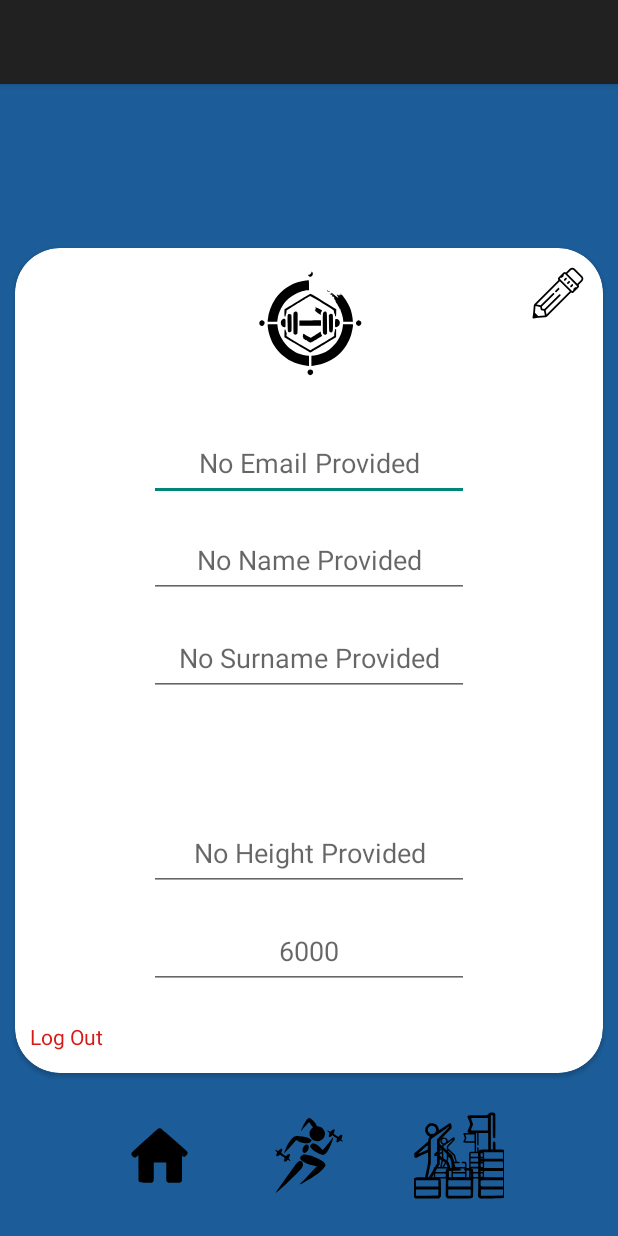
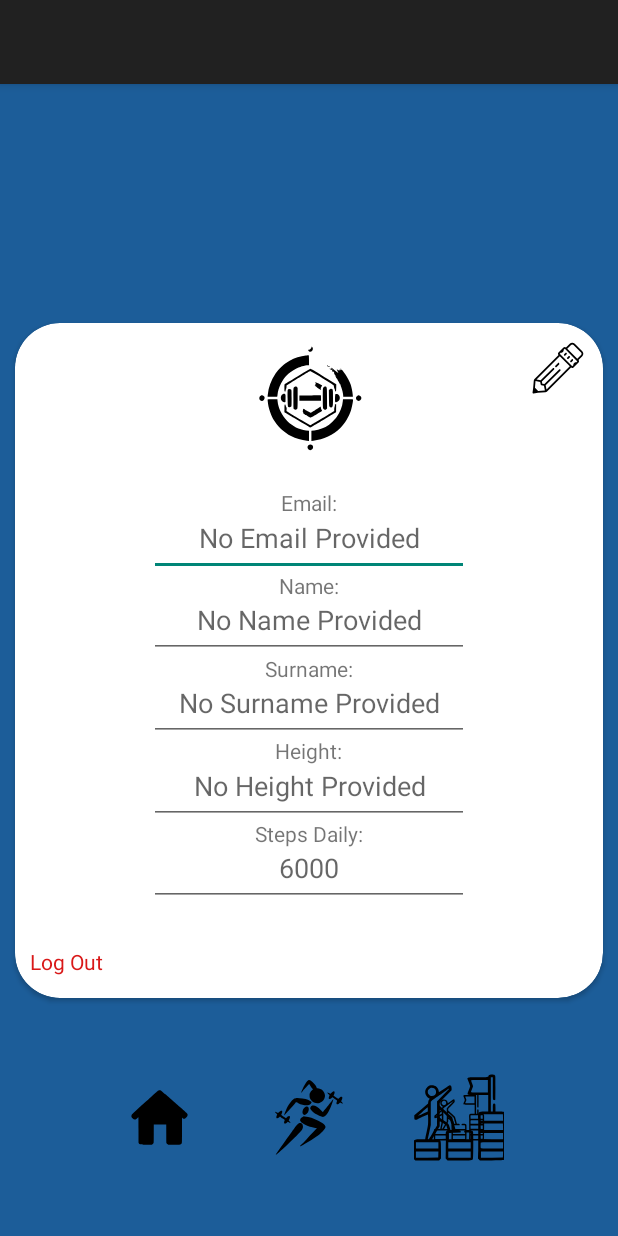
Before and after one commit to sewerynmik/fitnessApp, an Android app built with Jetpack Compose: the Profile screen opened directly, with no data from a screen before it, on a phone screen of 412 x 824 dp. Run offline under Robolectric (Android 15) with nearby library versions, the phone set to English and light mode, and no system bars; our stand-ins replace CircleImageView; Roboto replaces fonts that are not available here.

Commit message:
Upieksozny profil

```diff
--- a/app/src/main/res/layout/profile.xml
+++ b/app/src/main/res/layout/profile.xml
@@ -9,7 +9,7 @@
     <androidx.cardview.widget.CardView
         android:id="@+id/ProfileCard"
         android:layout_width="match_parent"
-        android:layout_height="550dp"
+        android:layout_height="450dp"
         android:layout_margin="10dp"
         android:layout_marginStart="10dp"
         android:layout_marginEnd="10dp"
@@ -30,60 +30,105 @@
             android:foregroundGravity="center"
             android:src="@drawable/logo" />
 
+        <TextView
+            android:id="@+id/emailTag"
+            android:layout_width="wrap_content"
+            android:layout_height="wrap_content"
+            android:layout_gravity="center"
+            android:layout_marginTop="-105dp"
+            android:gravity="center"
+            android:text="Email:" />
+
         <EditText
             android:id="@+id/profEmail"
             android:layout_width="wrap_content"
             android:layout_height="wrap_content"
             android:layout_gravity="center_horizontal|center_vertical"
-            android:layout_marginTop="-130dp"
+            android:layout_marginTop="-80dp"
             android:editable="false"
             android:ems="10"
             android:gravity="center_horizontal"
             android:hint="No Email Provided"
             android:minHeight="48dp" />
 
+        <TextView
+            android:id="@+id/nameTag"
+            android:layout_width="wrap_content"
+            android:layout_height="wrap_content"
+            android:layout_gravity="center"
+            android:layout_marginTop="-50dp"
+            android:gravity="center"
+            android:text="Name:" />
+
         <EditText
             android:id="@+id/profName"
             android:layout_width="wrap_content"
             android:layout_height="wrap_content"
             android:layout_gravity="center_horizontal|center_vertical"
-            android:layout_marginTop="-65dp"
+            android:layout_marginTop="-25dp"
             android:editable="false"
             android:ems="10"
             android:gravity="center_horizontal"
             android:hint="No Name Provided"
             android:minHeight="48dp" />
 
+        <TextView
+            android:id="@+id/surrTag"
+            android:layout_width="wrap_content"
+            android:layout_height="wrap_content"
+            android:layout_gravity="center"
+            android:layout_marginTop="5dp"
+            android:gravity="center"
+            android:text="Surname:" />
+
         <EditText
             android:id="@+id/profSur"
             android:layout_width="wrap_content"
             android:layout_height="wrap_content"
             android:layout_gravity="center_horizontal|center_vertical"
-            android:layout_marginTop="0dp"
+            android:layout_marginTop="30dp"
             android:editable="false"
             android:ems="10"
             android:gravity="center_horizontal"
             android:hint="No Surname Provided"
             android:minHeight="48dp" />
 
+        <TextView
+            android:id="@+id/heightTag"
+            android:layout_width="wrap_content"
+            android:layout_height="wrap_content"
+            android:layout_gravity="center"
+            android:layout_marginTop="60dp"
+            android:gravity="center"
+            android:text="Height:" />
+
         <EditText
             android:id="@+id/profHeight"
             android:layout_width="wrap_content"
             android:layout_height="wrap_content"
             android:layout_gravity="center_horizontal|center_vertical"
-            android:layout_marginTop="130dp"
+            android:layout_marginTop="85dp"
             android:editable="false"
             android:ems="10"
             android:gravity="center_horizontal"
             android:hint="No Height Provided"
             android:minHeight="48dp" />
 
+        <TextView
+            android:id="@+id/stepsTag"
+            android:layout_width="wrap_content"
+            android:layout_height="wrap_content"
+            android:layout_gravity="center"
+            android:layout_marginTop="115dp"
+            android:gravity="center"
+            android:text="Steps Daily:" />
+
         <EditText
             android:id="@+id/profStepGoal"
             android:layout_width="wrap_content"
             android:layout_height="wrap_content"
             android:layout_gravity="center_horizontal|center_vertical"
-            android:layout_marginTop="195dp"
+            android:layout_marginTop="140dp"
             android:editable="false"
             android:ems="10"
             android:gravity="center_horizontal"
```
Lines whose indentation alone changed are shown as unchanged.
